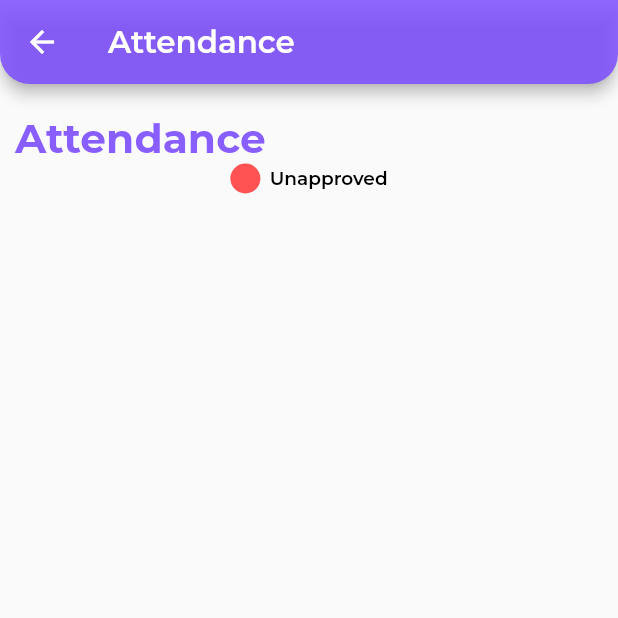
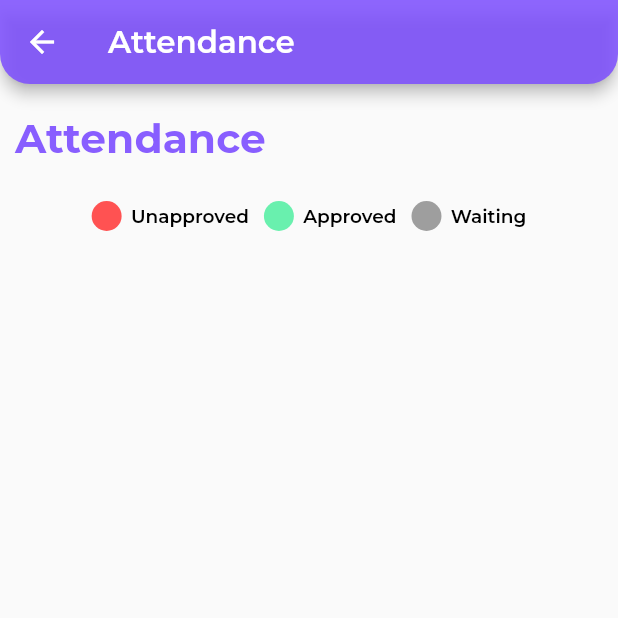
Before and after one commit to BrunoJurkovic/akademik, a Flutter app: the AttendanceScreen screen opened by its route, on a phone screen of 412 x 824 dp, the top half of it. Run offline on Flutter 3.47's test engine with Material 2 defaults, Android fonts, the phone set to English and light mode, and no system bars; our stand-ins replace auto_route, cached_network_image, cloud_firestore, firebase_auth, firebase_core, flutter_form_builder and 3 more; accounts and stored records are empty.

Commit message:
Attendance screen

```diff
--- a/lib/screens/attendance/attendance.dart
+++ b/lib/screens/attendance/attendance.dart
@@ -1,6 +1,11 @@
 import 'package:akademik/components/title_widget.dart';
+import 'package:akademik/providers/attendance.dart';
+import 'package:akademik/services/attendance_repo.dart';
+import 'package:akademik/services/user_repo.dart';
 import 'package:flutter/material.dart';
 import 'package:google_fonts/google_fonts.dart';
+import 'package:intl/intl.dart';
+import 'package:provider/provider.dart';
 
 class AttendanceScreen extends StatefulWidget {
   @override
@@ -8,6 +13,21 @@ class AttendanceScreen extends StatefulWidget {
 }
 
 class _AttendanceScreenState extends State<AttendanceScreen> {
+  List<AkademikAttendance> attendance = [];
+  @override
+  void initState() {
+    Future.delayed(Duration.zero, () async {
+      await Provider.of<AttendanceRepository>(context, listen: false)
+          .fetchAttendance(Provider.of<UserRepository>(context, listen: false)
+              .currentUser
+              .userId);
+      attendance = Provider.of<AttendanceRepository>(context, listen: false)
+          .getAttendanceList;
+      print(attendance.toString());
+    });
+    super.initState();
+  }
+
   @override
   Widget build(BuildContext context) {
     final width = MediaQuery.of(context).size.width;
@@ -35,18 +55,119 @@ class _AttendanceScreenState extends State<AttendanceScreen> {
           crossAxisAlignment: CrossAxisAlignment.start,
           children: [
             Padding(
-              padding: const EdgeInsets.fromLTRB(10, 20, 0, 0),
+              padding: const EdgeInsets.fromLTRB(10, 20, 0, 25),
               child: TitleWidget(text: 'Attendance'),
             ),
-            Row(
-              mainAxisAlignment: MainAxisAlignment.center,
-              children: [
-                IndicatorWidget(color: Colors.redAccent, text: 'Unapproved')
-              ],
+            IndicatorDotRow(),
+            SizedBox(
+              height: 25,
+            ),
+            Container(
+              width: width,
+              height: height * 0.7,
+              child: ListView.builder(
+                itemCount: attendance.length,
+                itemBuilder: (ctx, index) {
+                  return Center(
+                    child: Container(
+                      width: width,
+                      height: height * 0.05,
+                      decoration: BoxDecoration(color: Colors.black12),
+                      child: Row(
+                        mainAxisAlignment: MainAxisAlignment.spaceEvenly,
+                        children: [
+                          Padding(
+                            padding: EdgeInsets.fromLTRB(10, 0, 5, 0),
+                            child: Text(
+                              DateFormat.yMMMd()
+                                  .format(attendance[index].timestamp),
+                              style: GoogleFonts.montserrat(
+                                color: Colors.black,
+                                fontWeight: FontWeight.w500,
+                                fontSize: height * 0.015,
+                              ),
+                            ),
+                          ),
+                          Padding(
+                            padding: EdgeInsets.fromLTRB(10, 0, 5, 0),
+                            child: Text(
+                              '${attendance[index].classTime}',
+                              style: GoogleFonts.montserrat(
+                                color: Colors.black,
+                                fontWeight: FontWeight.w500,
+                                fontSize: height * 0.015,
+                              ),
+                            ),
+                          ),
+                          Padding(
+                            padding: EdgeInsets.fromLTRB(10, 0, 5, 0),
+                            child: Text(
+                              attendance[index].aclass,
+                              style: GoogleFonts.montserrat(
+                                color: Colors.black,
+                                fontWeight: FontWeight.w500,
+                                fontSize: height * 0.015,
+                              ),
+                            ),
+                          ),
+                          Padding(
+                            padding: EdgeInsets.fromLTRB(10, 0, 5, 0),
+                            child: IndicatorWidget(color: Colors.red, text: ''),
+                          ),
+                          Padding(
+                            padding: EdgeInsets.fromLTRB(10, 0, 5, 0),
+                            child: Text(
+                              attendance[index].reason,
+                              style: GoogleFonts.montserrat(
+                                color: Colors.black,
+                                fontWeight: FontWeight.w500,
+                                fontSize: height * 0.015,
+                              ),
+                            ),
+                          ),
+                        ],
+                      ),
+                    ),
+                  );
+                },
+              ),
             )
           ],
         ),
       ),
+    );
+  }
+}
+
+class IndicatorDotRow extends StatelessWidget {
+  const IndicatorDotRow({
+    Key key,
+  }) : super(key: key);
+
+  @override
+  Widget build(BuildContext context) {
+    return Row(
+      mainAxisAlignment: MainAxisAlignment.center,
+      children: [
+        IndicatorWidget(
+          color: Colors.redAccent,
+          text: 'Unapproved',
+        ),
+        SizedBox(
+          width: 10,
+        ),
+        IndicatorWidget(
+          color: Colors.greenAccent,
+          text: 'Approved',
+        ),
+        SizedBox(
+          width: 10,
+        ),
+        IndicatorWidget(
+          color: Colors.grey,
+          text: 'Waiting',
+        ),
+      ],
     );
   }
 }
@@ -76,9 +197,11 @@ class IndicatorWidget extends StatelessWidget {
             color: color,
           ),
         ),
-        SizedBox(
-          width: width * 0.015,
-        ),
+        text.isNotEmpty
+            ? SizedBox(
+                width: width * 0.015,
+              )
+            : SizedBox(),
         Text(
           text,
           style: GoogleFonts.montserrat(
```
